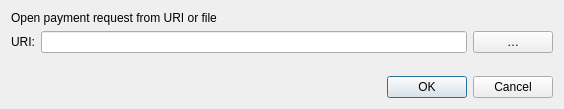
Above: src/qt/forms/openuridialog.ui from CodeAssureLabs/bitcoin-2018 before the change. Below: the same form after it.
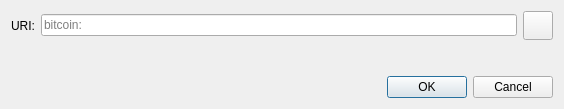
That is the form after the change. Icons and pictures are not drawn. Custom widgets are drawn as their Qt base class.

The edit to the form file:
```diff
--- a/src/qt/forms/openuridialog.ui
+++ b/src/qt/forms/openuridialog.ui
@@ -14,13 +14,6 @@
    <string>Open URI</string>
   </property>
   <layout class="QVBoxLayout" name="verticalLayout">
-   <item>
-    <widget class="QLabel" name="label_2">
-     <property name="text">
-      <string>Open payment request from URI or file</string>
-     </property>
-    </widget>
-   </item>
    <item>
     <layout class="QHBoxLayout" name="horizontalLayout">
      <item>
@@ -31,18 +24,30 @@
       </widget>
      </item>
      <item>
-      <widget class="QValidatedLineEdit" name="uriEdit"/>
+      <widget class="QValidatedLineEdit" name="uriEdit">
+       <property name="placeholderText">
+        <string notr="true">bitcoin:</string>
+       </property>
+      </widget>
      </item>
      <item>
-      <widget class="QPushButton" name="selectFileButton">
+      <widget class="QToolButton" name="pasteButton">
        <property name="toolTip">
         <string>Select payment request file</string>
        </property>
        <property name="text">
-        <string notr="true">…</string>
+        <string/>
        </property>
-       <property name="autoDefault">
-        <bool>false</bool>
+       <property name="icon">
+        <iconset resource="../bitcoin.qrc">
+         <normaloff>:/icons/editpaste</normaloff>:/icons/editpaste
+        </iconset>
+       </property>
+       <property name="iconSize">
+        <size>
+         <width>22</width>
+         <height>22</height>
+        </size>
        </property>
       </widget>
      </item>
```
Left out of the diff: 4 changed lines with no effect on the pictures.
